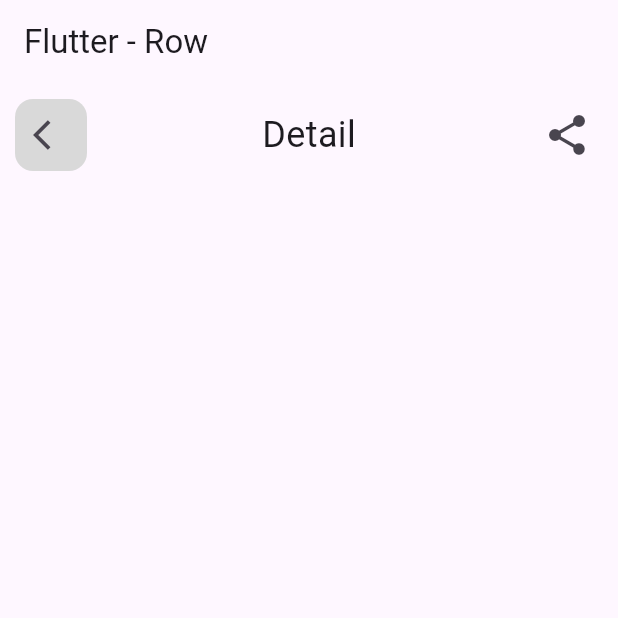
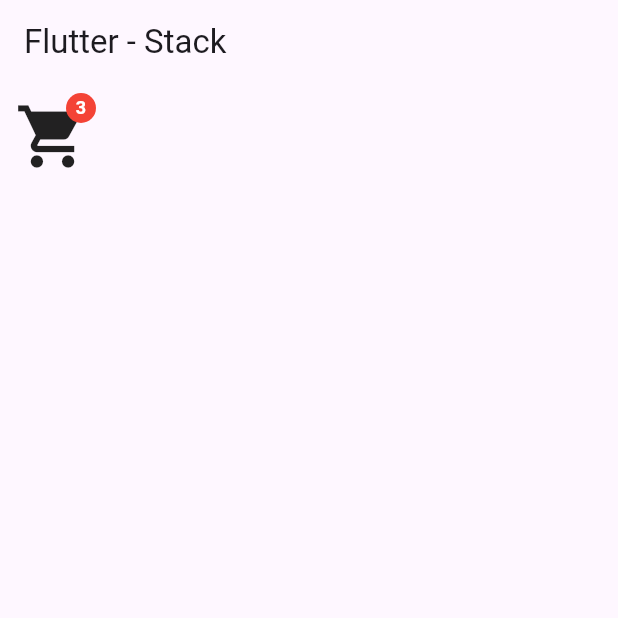
Before and after one commit to MuhammadIbraAlfathar/flutter-basic, a Flutter app: the screen it shows after launch, on a phone screen of 412 x 824 dp, the top half of it. Run offline on Flutter 3.47's test engine with Material 3 defaults, Android fonts, the phone set to English and light mode, and no system bars; our stand-ins replace image_gallery_saver, image_picker.

Commit message:
[basic layout] membuat stack

```diff
--- a/lib/main.dart
+++ b/lib/main.dart
@@ -1,7 +1,5 @@
 import 'package:flutter/material.dart';
-import 'package:flutter_application_1/widget_lesson/basic_layout/gridview_widget.dart';
-import 'package:flutter_application_1/widget_lesson/basic_layout/listview_widget.dart';
-import 'package:flutter_application_1/widget_lesson/basic_layout/row_widget.dart';
+import 'package:flutter_application_1/widget_lesson/basic_layout/stack_widget.dart';
 
 void main() {
   runApp(const MyApp());
@@ -35,7 +33,7 @@ class MyApp extends StatelessWidget {
         // primarySwatch: Colors.blue,
         useMaterial3: true,
       ),
-      home: const RowWidget(),
+      home: const StackWidget(),
     );
   }
 }
--- /dev/null
+++ b/lib/widget_lesson/basic_layout/stack_widget.dart
@@ -0,0 +1,47 @@
+import 'package:flutter/material.dart';
+
+class StackWidget extends StatelessWidget {
+  const StackWidget({super.key});
+
+  @override
+  Widget build(BuildContext context) {
+    return Scaffold(
+      appBar: AppBar(
+        title: const Text("Flutter - Stack"),
+        actions: const [],
+      ),
+      body: Container(
+        padding: const EdgeInsets.all(10.0),
+        child: const Column(
+          children: [
+            Stack(
+              clipBehavior: Clip.none,
+              children: [
+                Icon(
+                  Icons.shopping_cart,
+                  size: 50,
+                ),
+                Positioned(
+                  top: -4.0,
+                  right: -4.0,
+                  child: CircleAvatar(
+                    radius: 10,
+                    backgroundColor: Colors.red,
+                    child: Text(
+                      "3",
+                      style: TextStyle(
+                        fontSize: 12,
+                        fontWeight: FontWeight.bold,
+                        color: Colors.white,
+                      ),
+                    ),
+                  ),
+                )
+              ],
+            ),
+          ],
+        ),
+      ),
+    );
+  }
+}
```
